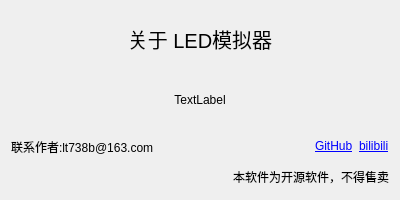
Above: QtWindows/About.ui from Tao68a660f3/LED_Simulator before the change. Below: the same form after it.
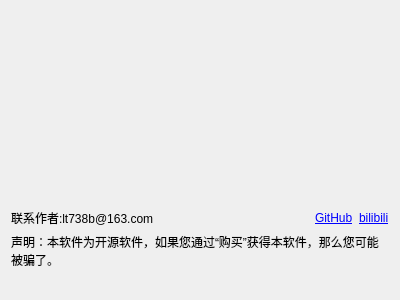
That is the form after the change.

Commit message: 修改关于界面

The edit to the form file:
```diff
--- a/QtWindows/About.ui
+++ b/QtWindows/About.ui
@@ -7,25 +7,19 @@
     <x>0</x>
     <y>0</y>
     <width>400</width>
-    <height>200</height>
+    <height>300</height>
    </rect>
   </property>
   <property name="minimumSize">
    <size>
     <width>400</width>
-    <height>200</height>
-   </size>
-  </property>
-  <property name="maximumSize">
-   <size>
-    <width>400</width>
-    <height>200</height>
+    <height>300</height>
    </size>
   </property>
   <property name="windowTitle">
    <string>Form</string>
   </property>
-  <layout class="QVBoxLayout" name="verticalLayout_2">
+  <layout class="QVBoxLayout" name="verticalLayout_2" stretch="0,1,0,0">
    <item>
     <widget class="QLabel" name="label">
      <property name="font">
@@ -34,7 +28,7 @@
       </font>
      </property>
      <property name="text">
-      <string>关于 LED模拟器</string>
+      <string/>
      </property>
      <property name="alignment">
       <set>Qt::AlignCenter</set>
@@ -44,7 +38,7 @@
    <item>
     <widget class="QLabel" name="label_6">
      <property name="text">
-      <string>TextLabel</string>
+      <string/>
      </property>
      <property name="alignment">
       <set>Qt::AlignCenter</set>
@@ -93,22 +87,15 @@
      <item>
       <layout class="QHBoxLayout" name="horizontalLayout">
        <item>
-        <spacer name="horizontalSpacer">
-         <property name="orientation">
-          <enum>Qt::Horizontal</enum>
-         </property>
-         <property name="sizeHint" stdset="0">
-          <size>
-           <width>40</width>
-           <height>20</height>
-          </size>
-         </property>
-        </spacer>
-       </item>
-       <item>
-        <widget class="QLabel" name="label_5">
+        <widget class="QLabel" name="label_Declare">
          <property name="text">
-          <string>本软件为开源软件，不得售卖</string>
+          <string>声明：本软件为开源软件，如果您通过“购买”获得本软件，那么您可能被骗了。</string>
+         </property>
+         <property name="alignment">
+          <set>Qt::AlignLeading|Qt::AlignLeft|Qt::AlignVCenter</set>
+         </property>
+         <property name="wordWrap">
+          <bool>true</bool>
          </property>
         </widget>
        </item>
@@ -116,6 +103,16 @@
      </item>
     </layout>
    </item>
+   <item>
+    <widget class="QLabel" name="label_Date">
+     <property name="text">
+      <string/>
+     </property>
+     <property name="alignment">
+      <set>Qt::AlignRight|Qt::AlignTrailing|Qt::AlignVCenter</set>
+     </property>
+    </widget>
+   </item>
   </layout>
  </widget>
  <resources/>
```
Left out of the diff: 2 changed lines with no effect on the pictures. The commit also changes 12 other files.
